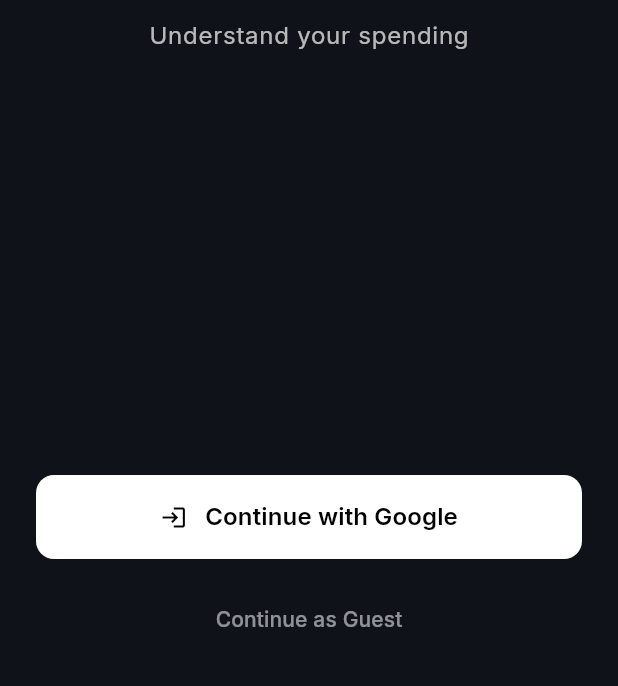
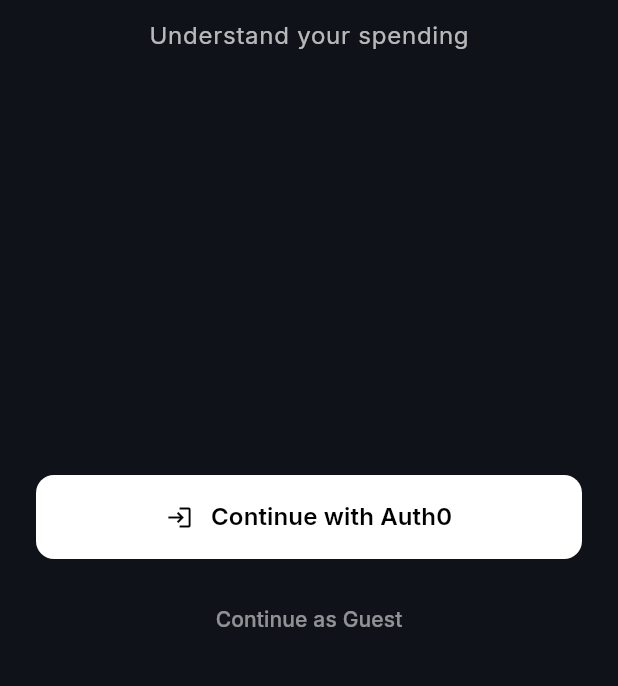
Before and after one commit to Ribinkk/Finesight, a Flutter app: the screen it shows after launch, on a phone screen of 412 x 824 dp, the part 533-1219 px from its top. Run offline on Flutter 3.47's test engine with Material 3 defaults, Android fonts, the phone set to English and light mode, and no system bars; our stand-ins replace fl_chart, flutter_secure_storage, google_fonts, lucide_icons; missing offline and left inert: auth0_flutter, mobile_scanner, razorpay_flutter; accounts and stored records are empty.

Commit message:
Implement Auth0 authentication with secure token storage

```diff
--- /dev/null
+++ b/flutter_app/lib/config/auth0_config.dart
@@ -0,0 +1,15 @@
+class Auth0Config {
+  static const String domain = 'finesight.jp.auth0.com';
+  static const String clientId = 'R3qpPARt2PJV5eD0bFxaOmJdtIx0CuOc';
+
+  // Callback scheme for mobile platforms
+  static const String scheme = 'com.finesight.expensetracker';
+
+  // Scopes to request
+  static const List<String> scopes = [
+    'openid',
+    'profile',
+    'email',
+    'offline_access', // For refresh tokens
+  ];
+}
--- a/flutter_app/lib/screens/login_screen.dart
+++ b/flutter_app/lib/screens/login_screen.dart
@@ -112,7 +112,7 @@
                               const Icon(Icons.login),
                               const SizedBox(width: 12),
                               Text(
-                                'Continue with Google',
+                                'Continue with Auth0',
                                 style: GoogleFonts.inter(
                                   fontSize: 16,
                                   fontWeight: FontWeight.w600,
--- a/flutter_app/pubspec.yaml
+++ b/flutter_app/pubspec.yaml
@@ -41,6 +41,8 @@
   razorpay_flutter: ^1.4.0
   mobile_scanner: ^7.1.4
   fl_chart: ^1.1.1
+  auth0_flutter: ^1.7.2
+  flutter_secure_storage: ^9.2.2
 
 dev_dependencies:
   flutter_test:
```
Also changed, not shown: flutter_app/lib/services/auth_service.dart (+95 -11 lines), flutter_app/pubspec.lock, 4 other files.
